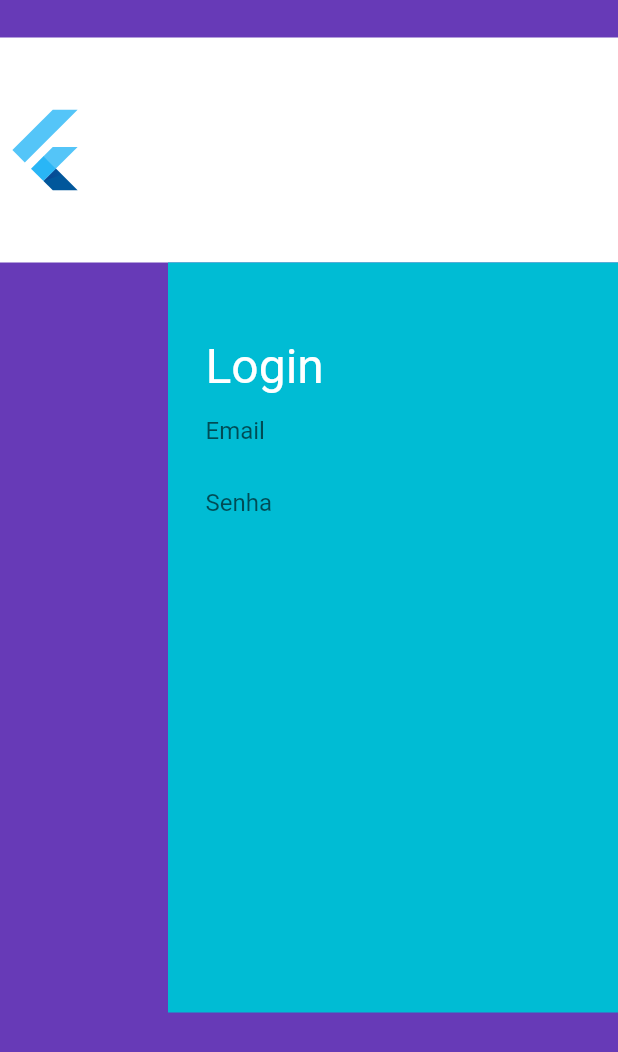
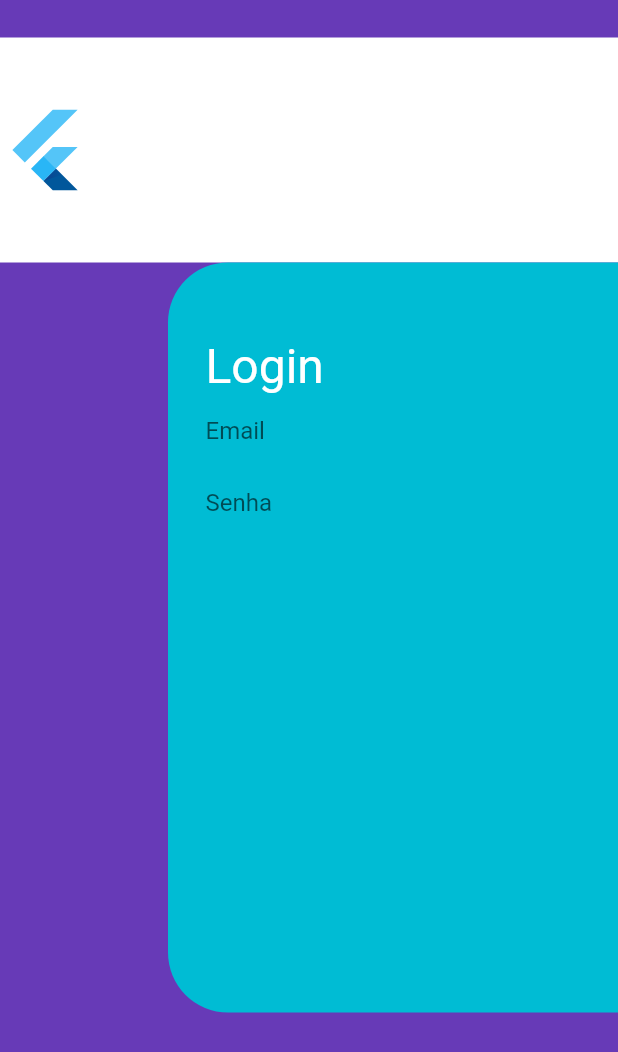
Before and after one commit to GaldinoJr/find_my_dog, a Flutter app: the screen it shows after launch, on a phone screen of 412 x 824 dp. Shown: the top 1052 px of the screen. Run offline on Flutter 3.47's test engine with Material 2 defaults, Android fonts, the phone set to English and light mode, and no system bars.

Commit message:
arredondar as bordas com boxDecoration

```diff
--- a/lib/main.dart
+++ b/lib/main.dart
@@ -46,16 +46,21 @@ class _MyHomePageState extends State<MyHomePage> {
                     size: 60.0,
                   ),
                 ),
-
                 Align(
                   alignment: Alignment.topRight,
                   child: Container(
                       width: 300,
                       height: 500,
-                      color: Colors.cyan,
                       padding: new EdgeInsets.only(
                         top: 50,
                         left: 25
+                      ),
+                      decoration: new BoxDecoration(
+                          color: Colors.cyan,
+                          borderRadius: new BorderRadius.only(
+                            topLeft: const Radius.circular(40),
+                            bottomLeft: const Radius.circular(40),
+                          )
                       ),
                       child: Column(
                         children: <Widget>[
```
